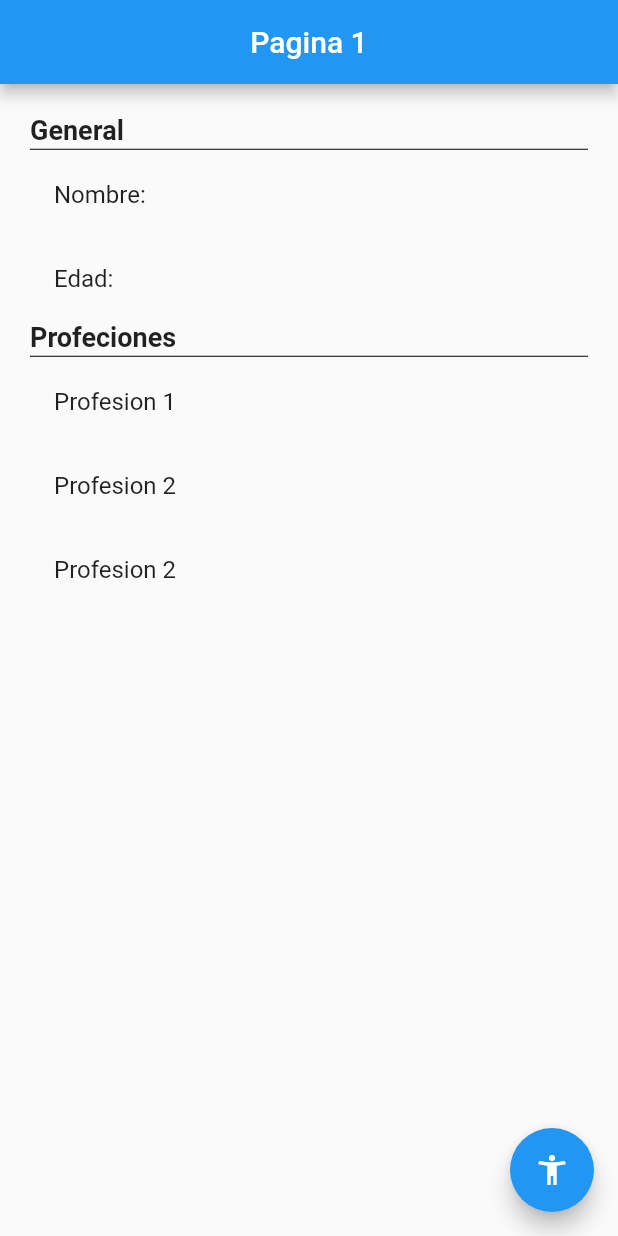
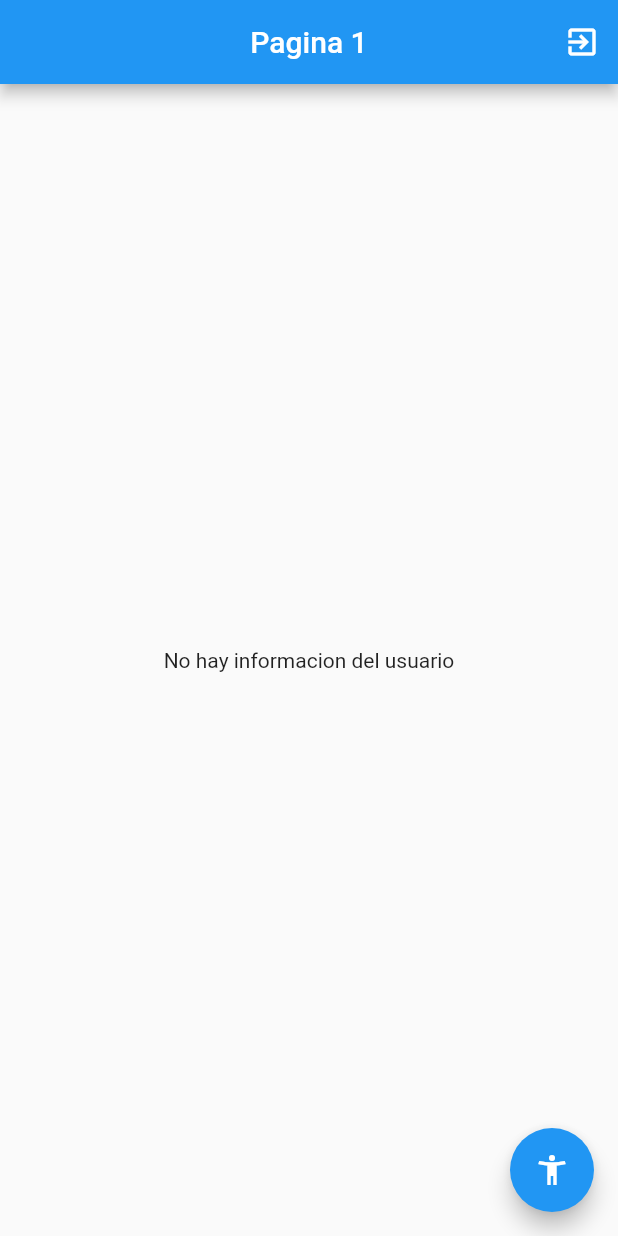
Before and after one commit to darubiano/manejadores_estados, a Flutter app: the screen it shows after launch, on a phone screen of 412 x 824 dp. Run offline on Flutter 3.47's test engine with Material 2 defaults, Android fonts, the phone set to English and light mode, and no system bars; our stand-ins replace flutter_bloc.

Commit message:
rama cubit terminanda

```diff
--- /dev/null
+++ b/lib/bloc/usuario/UsuarioCubit.dart
@@ -0,0 +1,39 @@
+import 'package:flutter/material.dart';
+import 'package:flutter_bloc/flutter_bloc.dart';
+import 'package:manejadores_estados/models/Usuario.dart';
+// Padre
+part 'UsuarioState.dart';
+
+class UsuarioCubit extends Cubit<UsuarioState>{
+  // Estado inicial
+  UsuarioCubit() : super(UsuarioInitial());
+  void seleccionarUsuario (Usuario user){
+    emit(new UsuarioActivo(user));
+  }
+
+  void cambiarEdad(int edad){
+    final currentState = state;
+    if(currentState is UsuarioActivo){
+      final newUser = currentState.usuario.copyWith(edad:25);
+      emit(UsuarioActivo(newUser));
+    }
+  }
+
+  void agregarProfesion(){
+    final currentState = state;
+    if(currentState is UsuarioActivo){
+      final newProfesiones = [
+        // Extraer profreciones
+        ...currentState.usuario.profesiones,
+        'Profesion ${currentState.usuario.profesiones.length +1}'
+      ];
+      final newUser = currentState.usuario.copyWith(profesiones: newProfesiones);
+      emit(UsuarioActivo(newUser));
+    }
+  }
+
+  void borrarUsuario(){
+    emit(UsuarioInitial());
+  }
+
+}
--- /dev/null
+++ b/lib/bloc/usuario/UsuarioState.dart
@@ -0,0 +1,19 @@
+// Hijo
+part of 'UsuarioCubit.dart';
+
+@immutable
+abstract class UsuarioState{}
+
+class UsuarioInitial extends UsuarioState{
+  final existeUsuario = false;
+  @override
+  String toString() {
+    return 'UsuarioInicial: $existeUsuario';
+  }
+}
+
+class UsuarioActivo extends UsuarioState{
+  final existeUsuario = true;
+  final Usuario usuario;
+  UsuarioActivo(this.usuario);
+}
--- a/lib/main.dart
+++ b/lib/main.dart
@@ -1,5 +1,7 @@
 import 'package:flutter/material.dart';
 import 'package:flutter/services.dart';
+import 'package:flutter_bloc/flutter_bloc.dart';
+import 'package:manejadores_estados/bloc/usuario/UsuarioCubit.dart';
 import 'package:manejadores_estados/pages/DosPage.dart';
 import 'package:manejadores_estados/pages/UnoPage.dart';
 void main(){
@@ -12,7 +14,11 @@
       DeviceOrientation.portraitUp,
       DeviceOrientation.portraitDown
     ]);
-    return MaterialApp(
+    return MultiBlocProvider(
+      providers: [
+        BlocProvider(create: (_)=> new UsuarioCubit(),),
+      ],
+      child: MaterialApp(
         title: 'Material App',
         theme: ThemeData(
           primaryColor:Colors.blue
@@ -23,6 +29,7 @@
           UnoPage.id: (_)=>UnoPage(),
           DosPage.id: (_)=>DosPage(),
         },
+      ),
     );
   }
 }
--- a/lib/models/Usuario.dart
+++ b/lib/models/Usuario.dart
@@ -1,6 +1,15 @@
 class Usuario {
-  String nombre;
-  int edad;
-  List<String> profesiones;
+  final String nombre;
+  final int edad;
+  final List<String> profesiones;
   Usuario({this.nombre, this.edad, this.profesiones});
+
+  // Metodo de regresar usuario
+  Usuario copyWith({String nombre, int edad, List<String> profesiones}) {
+    return Usuario(
+      nombre: nombre ?? this.nombre,
+      edad: edad ?? this.edad,
+      profesiones: profesiones ?? this.profesiones
+    );
+  }
 }
--- a/lib/pages/UnoPage.dart
+++ b/lib/pages/UnoPage.dart
@@ -1,4 +1,7 @@
 import 'package:flutter/material.dart';
+import 'package:flutter_bloc/flutter_bloc.dart';
+import 'package:manejadores_estados/bloc/usuario/UsuarioCubit.dart';
+import 'package:manejadores_estados/models/Usuario.dart';
 import 'package:manejadores_estados/pages/DosPage.dart';
 
 class UnoPage extends StatelessWidget {
@@ -13,13 +16,53 @@
       appBar: AppBar(
         title: Text('Pagina 1'),
         centerTitle: true,
+        actions: [
+          IconButton(icon: Icon(Icons.exit_to_app), onPressed: (){
+            final bloc = BlocProvider.of<UsuarioCubit>(context);
+            bloc.borrarUsuario();
+          },),
+        ],
       ),
-      body: InformacionUsuario(),
+      body: BodyScaffold(),
+    );
+  }
+}
+
+class BodyScaffold extends StatelessWidget {
+  @override
+  Widget build(BuildContext context) {
+    return BlocBuilder<UsuarioCubit, UsuarioState>(
+      builder: (BuildContext context, state) {
+        print(state);
+        switch (state.runtimeType) {
+          case UsuarioInitial:
+            return Center(child: Text('No hay informacion del usuario'));
+            break;
+          case UsuarioActivo:
+            return InformacionUsuario(usuario: (state as UsuarioActivo).usuario);
+          default : return Center(child: Text('Estado no reconocido'));
+        }
+        /*
+        if (state is UsuarioInitial) {
+          return Center(
+            child: Text('No hay informacion del usuario'),
+          );
+        } else if (state is UsuarioActivo) {
+          return InformacionUsuario(
+            usuario: state.usuario,
+          );
+        }else{
+          return Center(child: Text('Estado no reconocido'),);
+        }*/
+      },
     );
   }
 }
 
 class InformacionUsuario extends StatelessWidget {
+  final Usuario usuario;
+  const InformacionUsuario({this.usuario});
+
   @override
   Widget build(BuildContext context) {
     return Container(
@@ -38,10 +81,10 @@
             height: 5,
           ),
           ListTile(
-            title: Text('Nombre:'),
+            title: Text('Nombre: ${usuario.nombre}'),
           ),
           ListTile(
-            title: Text('Edad:'),
+            title: Text('Edad: ${usuario.edad}'),
           ),
           Text(
             'Profeciones',
@@ -51,14 +94,16 @@
             color: Colors.black,
             height: 5,
           ),
-          ListTile(
+          /*ListTile(
             title: Text('Profesion 1'),
-          ),
-          ListTile(
-            title: Text('Profesion 2'),
-          ),
-          ListTile(
-            title: Text('Profesion 2'),
+          ),*/
+          Expanded(
+            child: ListView.builder(
+              itemCount: usuario.profesiones.length,
+              itemBuilder: (BuildContext context, int index) {
+                return ListTile(title:Text('${usuario.profesiones[index]}'));
+              },
+            ),
           ),
         ],
       ),
--- a/pubspec.yaml
+++ b/pubspec.yaml
@@ -28,6 +28,7 @@
   # The following adds the Cupertino Icons font to your application.
   # Use with the CupertinoIcons class for iOS style icons.
   cupertino_icons: ^1.0.0
+  flutter_bloc: ^6.1.1
 
 dev_dependencies:
   flutter_test:
```
Also changed, not shown: lib/pages/DosPage.dart (+31 -6 lines), pubspec.lock. Lines whose indentation alone changed are shown as unchanged.
